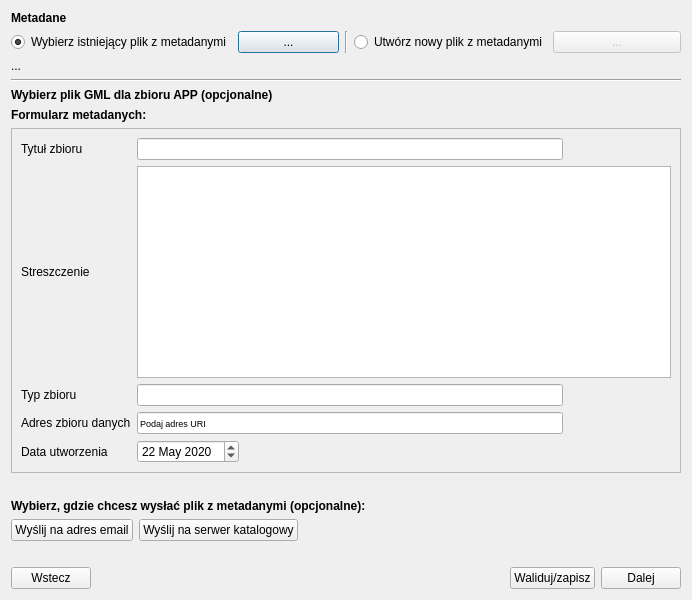
Above: modules/metadata/views/ui/metadane_dialog_base.ui from envirosolutionspl/wtyczka_qgis_app before the change. Below: the same form after it.
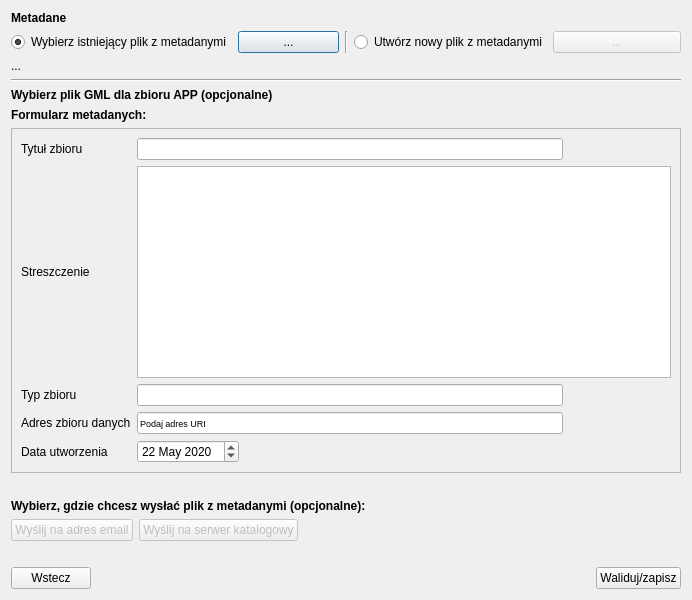
That is the form after the change. Custom widgets are drawn as their Qt base class.

```diff
--- a/modules/metadata/views/ui/metadane_dialog_base.ui
+++ b/modules/metadata/views/ui/metadane_dialog_base.ui
@@ -280,6 +280,9 @@
       <layout class="QGridLayout" name="gridLayout">
        <item row="0" column="1">
         <widget class="QPushButton" name="server_btn">
+         <property name="enabled">
+          <bool>false</bool>
+         </property>
          <property name="text">
           <string>Wyślij na serwer katalogowy</string>
          </property>
@@ -287,6 +290,9 @@
        </item>
        <item row="0" column="0">
         <widget class="QPushButton" name="email_btn">
+         <property name="enabled">
+          <bool>false</bool>
+         </property>
          <property name="text">
           <string>Wyślij na adres email</string>
          </property>
@@ -343,25 +349,6 @@
          </property>
         </widget>
        </item>
-       <item>
-        <widget class="QPushButton" name="next_btn">
-         <property name="enabled">
-          <bool>true</bool>
-         </property>
-         <property name="toolTip">
-          <string>&lt;html&gt;&lt;head/&gt;&lt;body&gt;&lt;p&gt;Przycisk &lt;span style=&quot; font-style:italic;&quot;&gt;Dalej&lt;/span&gt; przeniesie do narzędzia &lt;span style=&quot; font-style:italic;&quot;&gt;Walidacja GML / XML&lt;/span&gt;&lt;/p&gt;&lt;/body&gt;&lt;/html&gt;</string>
-         </property>
-         <property name="text">
-          <string>Dalej</string>
-         </property>
-         <property name="default">
-          <bool>false</bool>
-         </property>
-         <property name="flat">
-          <bool>false</bool>
-         </property>
-        </widget>
-       </item>
       </layout>
      </item>
     </layout>
```
